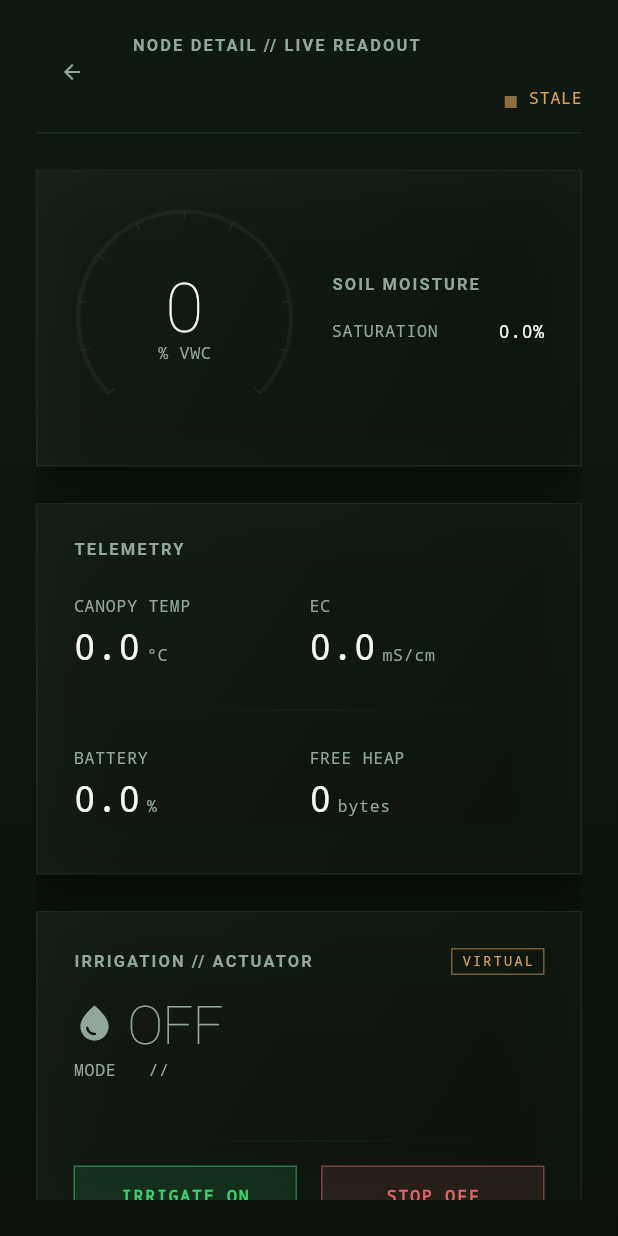
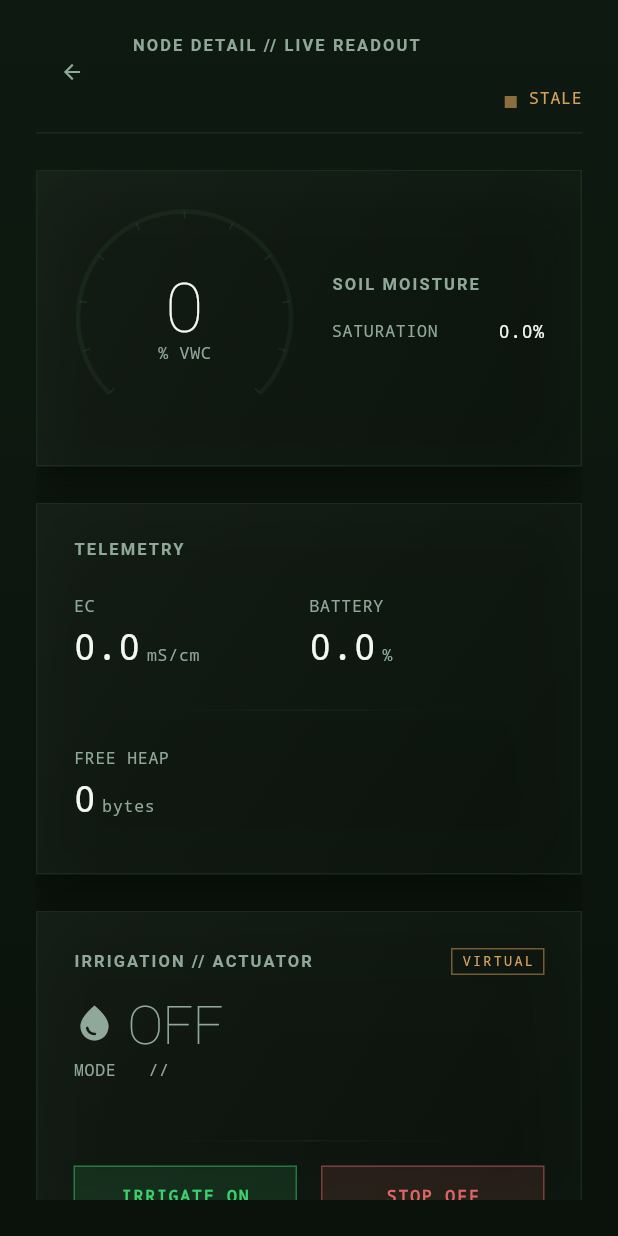
Before and after one commit to Hafez-Al-Khatib/FloraGuard, a Flutter app: the NodeDetailScreen screen opened directly with empty values, on a phone screen of 412 x 824 dp. Run offline on Flutter 3.47's test engine with Material 3 defaults, Android fonts, the phone set to English and light mode, and no system bars; our stand-ins replace fl_chart, image_picker, shared_preferences; accounts and stored records are empty; network calls fail.

Commit message:
fix(ui): mains-power display + drop temp readout; verify card tap
#3 plugged-in hardware reality (no battery sensor, no temp sensor):
- isMains getter (null battery = mains-powered); soil card, zone strip, node
  detail readings, and zone panel now show "Power // Mains" at 100% instead of
  an empty battery bar.
- Removed the Canopy Temp readout everywhere (no temp sensor) — EC/moisture only.

#1 clickability: added card-tap widget tests proving TelemetryCard fires onTap
even with placeholder (null) data — the wiring is intact. The "can't see data"
symptom is empty telemetry (#2), not a tap bug; verified the ingest pipeline is
healthy (injected a reading, read it straight back), so #2 is the soil device
not publishing over MQTT, not a server/UI fault.

flutter analyze clean; 10 tests pass.

Co-Authored-By: Claude Fable 5 <noreply@anthropic.com>

```diff
--- a/dashboard/lib/models/telemetry.dart
+++ b/dashboard/lib/models/telemetry.dart
@@ -103,6 +103,11 @@ class TelemetrySnapshot {
 
   /// Zone key this node belongs to, derived from its id (see [zoneOf]).
   String? get zone => zoneOf(nodeId);
+
+  /// True when the node is mains-powered — the current hardware has no battery
+  /// sensor, so a missing battery reading means it is plugged in (reserve reads
+  /// as full, not empty).
+  bool get isMains => batteryPct == null;
 
   /// True when the latest detection is a healthy leaf (no disease).
   bool get detectionHealthy {
--- a/dashboard/lib/screens/node_detail_screen.dart
+++ b/dashboard/lib/screens/node_detail_screen.dart
@@ -288,21 +288,15 @@ class _ReadingsPanel extends StatelessWidget {
         children: [
           const SectionLabel('Telemetry'),
           const SizedBox(height: AppSpace.md),
+          // No temp sensor on the current hardware; mains-powered nodes report
+          // no battery, so power reads full.
           Row(
             children: [
+              Expanded(child: _Stat(label: 'EC', value: snapshot.ec, unit: 'mS/cm')),
               Expanded(
-                child: _Stat(
-                  label: 'Canopy Temp',
-                  value: snapshot.temperature,
-                  unit: '°C',
-                ),
-              ),
-              Expanded(
-                child: _Stat(
-                  label: 'EC',
-                  value: snapshot.ec,
-                  unit: 'mS/cm',
-                ),
+                child: snapshot.isMains
+                    ? const _Stat(label: 'Power // Mains', value: 100, unit: '%')
+                    : _Stat(label: 'Battery', value: snapshot.batteryPct, unit: '%'),
               ),
             ],
           ),
@@ -311,19 +305,13 @@ class _ReadingsPanel extends StatelessWidget {
             children: [
               Expanded(
                 child: _Stat(
-                  label: 'Battery',
-                  value: snapshot.batteryPct,
-                  unit: '%',
-                ),
-              ),
-              Expanded(
-                child: _Stat(
                   label: 'Free Heap',
                   value: snapshot.freeHeap?.toDouble(),
                   unit: 'bytes',
                   isInt: true,
                 ),
               ),
+              const Expanded(child: SizedBox()),
             ],
           ),
         ],
@@ -881,14 +869,18 @@ class _ZonePanel extends StatelessWidget {
             Row(
               children: [
                 Expanded(child: _Stat(label: 'Soil Moisture', value: peer.moisture, unit: '%')),
-                Expanded(child: _Stat(label: 'Canopy Temp', value: peer.temperature, unit: '°C')),
+                Expanded(child: _Stat(label: 'EC', value: peer.ec, unit: 'mS/cm')),
               ],
             ),
             const TechnicalDivider(),
             Row(
               children: [
-                Expanded(child: _Stat(label: 'EC', value: peer.ec, unit: 'mS/cm')),
-                Expanded(child: _Stat(label: 'Battery', value: peer.batteryPct, unit: '%')),
+                Expanded(
+                  child: peer.isMains
+                      ? const _Stat(label: 'Power // Mains', value: 100, unit: '%')
+                      : _Stat(label: 'Battery', value: peer.batteryPct, unit: '%'),
+                ),
+                const Expanded(child: SizedBox()),
               ],
             ),
           ] else
```
Also changed, not shown: dashboard/lib/widgets/telemetry_card.dart (+12 -8 lines), 1 other file.
